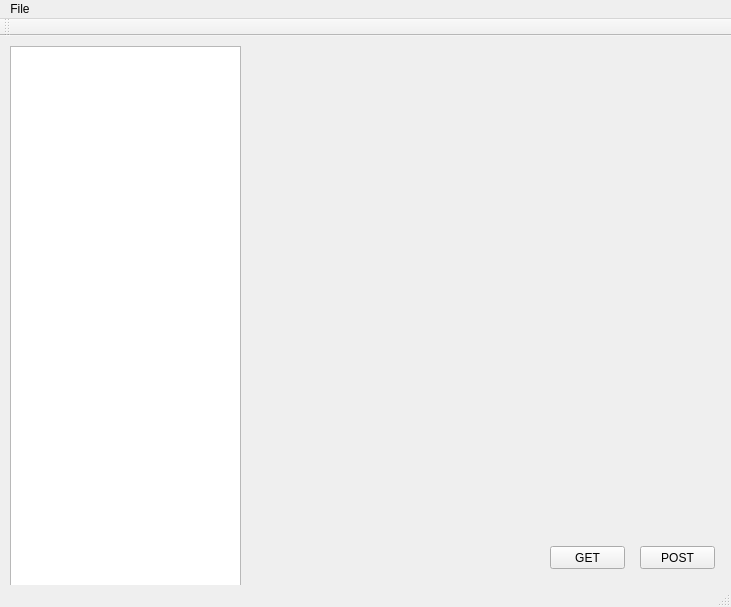
First picture: the form in mainwindow.ui, repository tranter/qt-google-drive, before the edit.
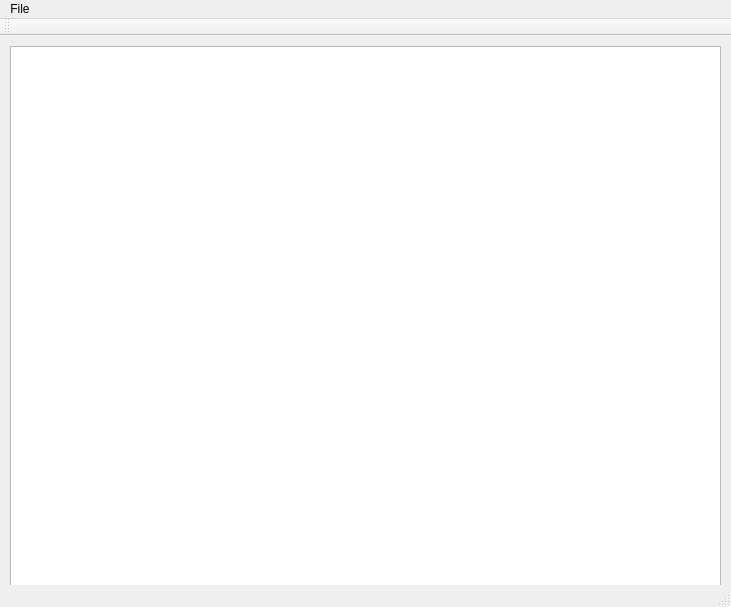
Second picture: the form after the edit.

Commit message: changes in User Interface implement XMLDomParser

What changed in the file:
```diff
--- a/mainwindow.ui
+++ b/mainwindow.ui
@@ -14,38 +14,12 @@
    <string>MainWindow</string>
   </property>
   <widget class="QWidget" name="centralWidget">
-   <widget class="QPushButton" name="getButton">
-    <property name="geometry">
-     <rect>
-      <x>550</x>
-      <y>510</y>
-      <width>75</width>
-      <height>23</height>
-     </rect>
-    </property>
-    <property name="text">
-     <string>GET</string>
-    </property>
-   </widget>
-   <widget class="QPushButton" name="postButton">
-    <property name="geometry">
-     <rect>
-      <x>640</x>
-      <y>510</y>
-      <width>75</width>
-      <height>23</height>
-     </rect>
-    </property>
-    <property name="text">
-     <string>POST</string>
-    </property>
-   </widget>
-   <widget class="QTreeView" name="treeView">
+   <widget class="QListView" name="listView">
     <property name="geometry">
      <rect>
       <x>10</x>
       <y>10</y>
-      <width>231</width>
+      <width>711</width>
       <height>541</height>
      </rect>
     </property>
```
The commit also changes 4 other files.
